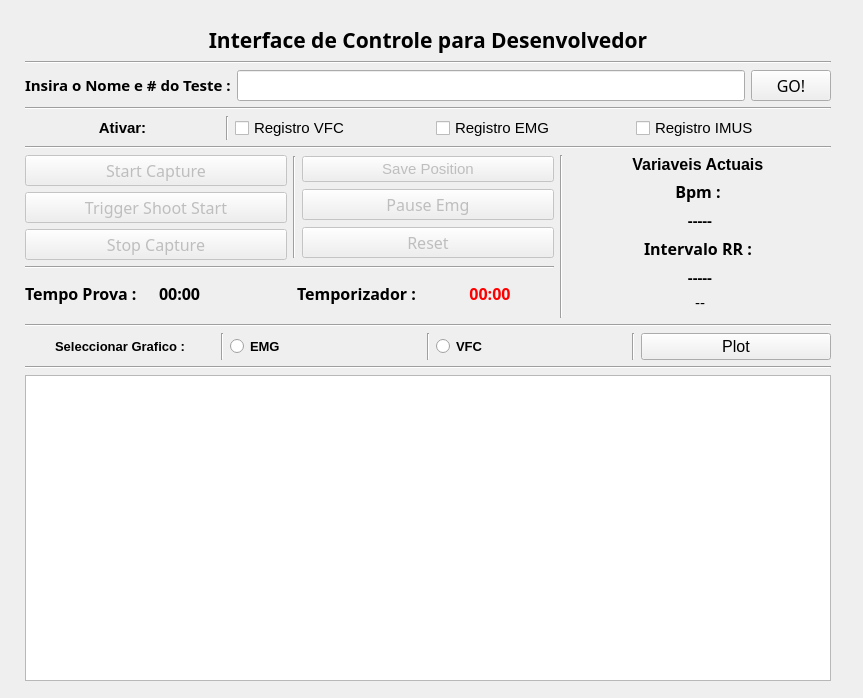
Before: the Qt Designer form control2_1Deportivo/ui/home.ui in DiegoPaezA/BeaglePython, drawn with Qt 5.
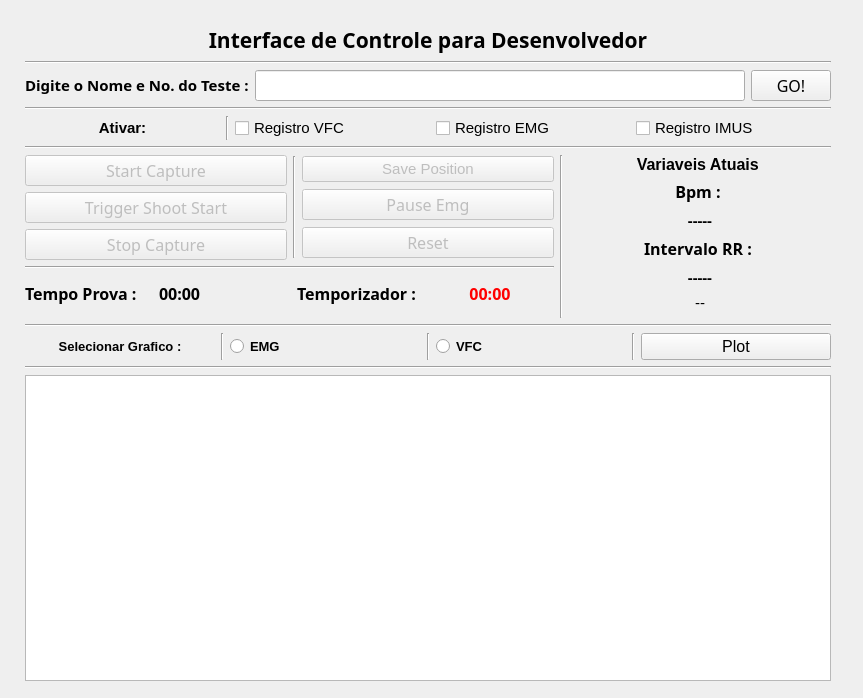
After: the same form once the commit is applied. Custom widgets are drawn as their Qt base class.

The edit to the form file:
```diff
--- a/control2_1Deportivo/ui/home.ui
+++ b/control2_1Deportivo/ui/home.ui
@@ -105,7 +105,7 @@
             </font>
            </property>
            <property name="text">
-            <string>&lt;html&gt;&lt;head/&gt;&lt;body&gt;&lt;p align=&quot;justify&quot;&gt;&lt;span style=&quot; font-size:11pt; font-weight:600;&quot;&gt;Insira o Nome e # do Teste :&lt;/span&gt;&lt;/p&gt;&lt;/body&gt;&lt;/html&gt;</string>
+            <string>&lt;html&gt;&lt;head/&gt;&lt;body&gt;&lt;p align=&quot;justify&quot;&gt;&lt;span style=&quot; font-size:11pt; font-weight:600;&quot;&gt;Digite o Nome e No. do Teste :&lt;/span&gt;&lt;/p&gt;&lt;/body&gt;&lt;/html&gt;</string>
            </property>
           </widget>
          </item>
@@ -318,7 +318,7 @@
           </font>
          </property>
          <property name="text">
-          <string>&lt;html&gt;&lt;head/&gt;&lt;body&gt;&lt;p&gt;&lt;span style=&quot; font-weight:600;&quot;&gt;Variaveis Actuais &lt;/span&gt;&lt;/p&gt;&lt;/body&gt;&lt;/html&gt;</string>
+          <string>&lt;html&gt;&lt;head/&gt;&lt;body&gt;&lt;p&gt;&lt;span style=&quot; font-weight:600;&quot;&gt;Variaveis Atuais &lt;/span&gt;&lt;/p&gt;&lt;/body&gt;&lt;/html&gt;</string>
          </property>
          <property name="alignment">
           <set>Qt::AlignCenter</set>
@@ -482,7 +482,7 @@
            <item>
             <widget class="QLabel" name="label_10">
              <property name="text">
-              <string>&lt;html&gt;&lt;head/&gt;&lt;body&gt;&lt;p&gt;&lt;span style=&quot; font-size:10pt; font-weight:600;&quot;&gt;Seleccionar Grafico :&lt;/span&gt;&lt;/p&gt;&lt;/body&gt;&lt;/html&gt;</string>
+              <string>&lt;html&gt;&lt;head/&gt;&lt;body&gt;&lt;p&gt;&lt;span style=&quot; font-size:10pt; font-weight:600;&quot;&gt;Selecionar Grafico :&lt;/span&gt;&lt;/p&gt;&lt;/body&gt;&lt;/html&gt;</string>
              </property>
              <property name="alignment">
               <set>Qt::AlignCenter</set>
```
